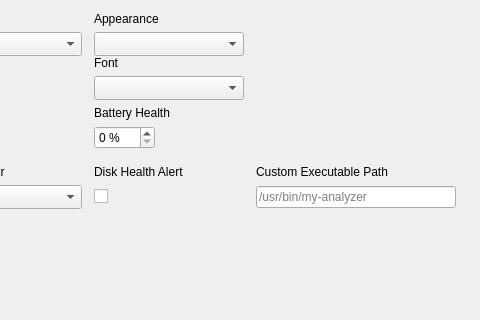
Before: the Qt Designer form shared/nexis/Pages/Settings/settings_page.ui in s4solutionsllc/Nexis, drawn with Qt 5; both pictures show x 404 to 884 and y 0 to 320 of the 884 by 479 pixel window.
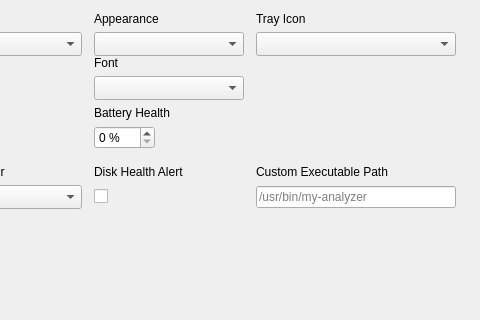
After: the same form once the commit is applied.

Commit message: feat(settings-ui): add Tray Icon label and combo to grid (FR-48)

Patch:
```diff
--- a/shared/nexis/Pages/Settings/settings_page.ui
+++ b/shared/nexis/Pages/Settings/settings_page.ui
@@ -624,6 +624,50 @@
      </property>
     </widget>
    </item>
+   <item row="0" column="4">
+    <widget class="QLabel" name="lblTrayIconStyle">
+     <property name="sizePolicy">
+      <sizepolicy hsizetype="Expanding" vsizetype="Preferred">
+       <horstretch>0</horstretch>
+       <verstretch>0</verstretch>
+      </sizepolicy>
+     </property>
+     <property name="text">
+      <string>Tray Icon</string>
+     </property>
+    </widget>
+   </item>
+   <item row="1" column="4">
+    <widget class="QComboBox" name="cmbTrayIconStyle">
+     <property name="sizePolicy">
+      <sizepolicy hsizetype="Expanding" vsizetype="Fixed">
+       <horstretch>0</horstretch>
+       <verstretch>0</verstretch>
+      </sizepolicy>
+     </property>
+     <property name="minimumSize">
+      <size>
+       <width>150</width>
+       <height>0</height>
+      </size>
+     </property>
+     <property name="maximumSize">
+      <size>
+       <width>200</width>
+       <height>16777215</height>
+      </size>
+     </property>
+     <property name="cursor">
+      <cursorShape>PointingHandCursor</cursorShape>
+     </property>
+     <property name="focusPolicy">
+      <enum>Qt::NoFocus</enum>
+     </property>
+     <property name="sizeAdjustPolicy">
+      <enum>QComboBox::AdjustToMinimumContentsLengthWithIcon</enum>
+     </property>
+    </widget>
+   </item>
   </layout>
  </widget>
  <tabstops>
```
